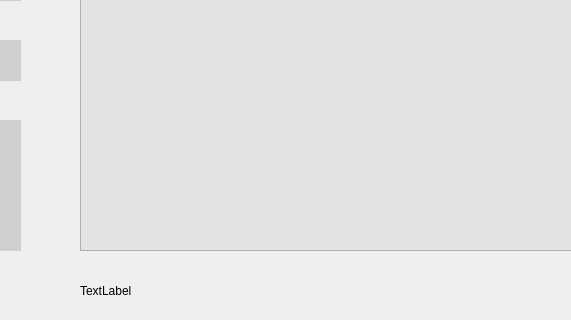
First picture: the form in UI/Search.ui, repository ZxxWs/CppClassDesign, before the edit; both pictures show x 430 to 1001 and y 320 to 640 of the 1084 by 640 pixel window.
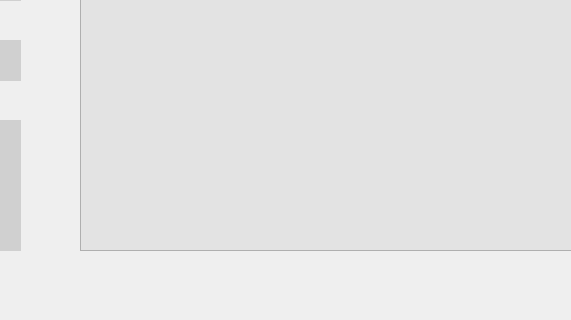
Second picture: the form after the edit.

Patch:
```diff
--- a/UI/Search.ui
+++ b/UI/Search.ui
@@ -250,19 +250,6 @@
     <string>退出</string>
    </property>
   </widget>
-  <widget class="QLabel" name="lable">
-   <property name="geometry">
-    <rect>
-     <x>510</x>
-     <y>600</y>
-     <width>411</width>
-     <height>21</height>
-    </rect>
-   </property>
-   <property name="text">
-    <string>TextLabel</string>
-   </property>
-  </widget>
   <widget class="QLabel" name="GradeListlabel">
    <property name="geometry">
     <rect>
```
Left out of the diff: 2 changed lines with no effect on the pictures.
